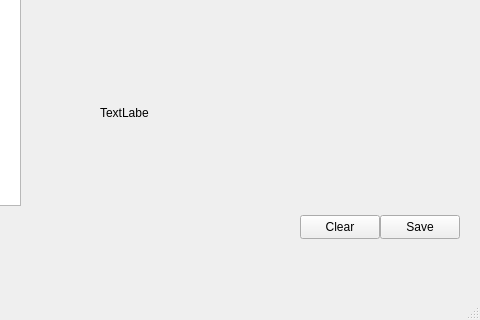
Old version of the form EjercicioTextoALAIzq/mainwindow.ui in the repository SrOParker/QT-QML-PROJECTS; both pictures show x 320 to 800 and y 335 to 655 of the 800 by 655 pixel window.
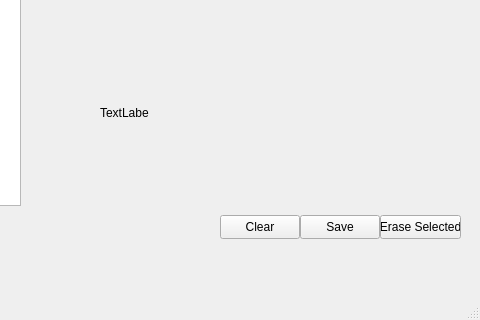
New version of the form.

What changed in the file:
```diff
--- a/EjercicioTextoALAIzq/mainwindow.ui
+++ b/EjercicioTextoALAIzq/mainwindow.ui
@@ -56,7 +56,7 @@
    <widget class="QPushButton" name="pushButtonClear">
     <property name="geometry">
      <rect>
-      <x>620</x>
+      <x>540</x>
       <y>550</y>
       <width>80</width>
       <height>24</height>
@@ -69,7 +69,7 @@
    <widget class="QPushButton" name="pushButtonSave">
     <property name="geometry">
      <rect>
-      <x>700</x>
+      <x>620</x>
       <y>550</y>
       <width>80</width>
       <height>24</height>
@@ -102,6 +102,19 @@
      <string>TextLabel</string>
     </property>
    </widget>
+   <widget class="QPushButton" name="pushButtonESelected">
+    <property name="geometry">
+     <rect>
+      <x>700</x>
+      <y>550</y>
+      <width>81</width>
+      <height>24</height>
+     </rect>
+    </property>
+    <property name="text">
+     <string>Erase Selected</string>
+    </property>
+   </widget>
   </widget>
   <widget class="QMenuBar" name="menubar">
    <property name="geometry">
```
